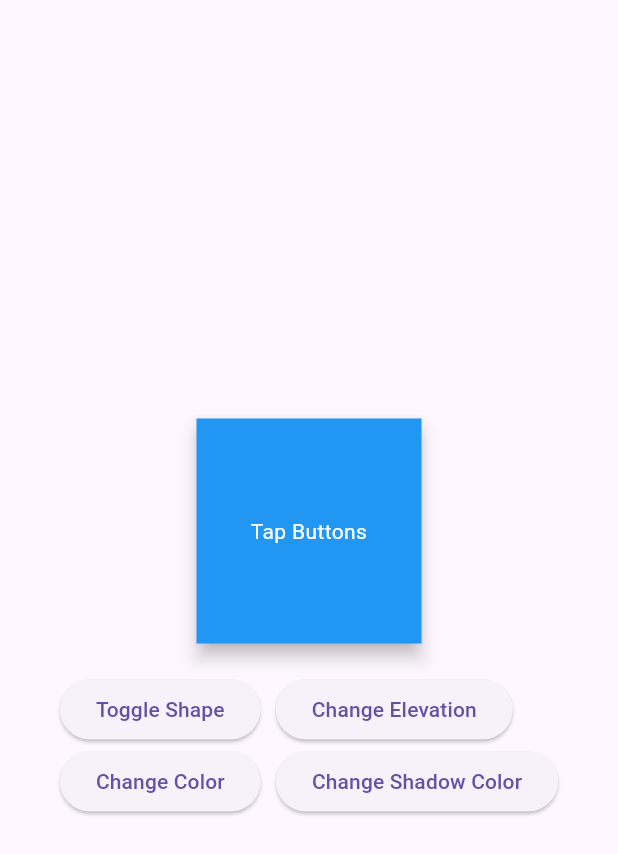
After one commit to Aboud-KHalaf/flutter_animations, a Flutter app: the AnimatedPhysicalModelAnimationPage screen opened by its route, after a tap on "Toggle Shape", on a phone screen of 412 x 824 dp. The commit adds this screen. Shown: the top 854 px of the screen. Run offline on Flutter 3.47's test engine with Material 3 defaults, Android fonts, the light colour scheme and no system bars.

Commit message:
create Animated physucak mode  Animation Page

```diff
--- /dev/null
+++ b/lib/animations/animated_physical_model_animation_page.dart
@@ -0,0 +1,103 @@
+import 'package:flutter/material.dart';
+
+class AnimatedPhysicalModelAnimationPage extends StatefulWidget {
+  static const String id = "animated_physical_model";
+
+  const AnimatedPhysicalModelAnimationPage({super.key});
+
+  @override
+  State<AnimatedPhysicalModelAnimationPage> createState() =>
+      _AnimatedPhysicalModelAnimationPageState();
+}
+
+class _AnimatedPhysicalModelAnimationPageState
+    extends State<AnimatedPhysicalModelAnimationPage> {
+  bool _isCircle = true; // Toggles between circle and rectangle
+  double _elevation = 5.0; // Initial elevation
+  Color _color = Colors.blue; // Initial color
+  Color _shadowColor = Colors.black; // Initial shadow color
+  BorderRadius _borderRadius =
+      BorderRadius.circular(50); // Initial border radius
+
+  void _toggleShape() {
+    setState(() {
+      _isCircle = !_isCircle;
+      _borderRadius = _isCircle
+          ? BorderRadius.circular(50) // Circle shape
+          : BorderRadius.circular(0); // Rectangle shape
+    });
+  }
+
+  void _changeElevation() {
+    setState(() {
+      _elevation = _elevation == 5.0 ? 15.0 : 5.0;
+    });
+  }
+
+  void _changeColor() {
+    setState(() {
+      _color = _color == Colors.blue ? Colors.red : Colors.blue;
+    });
+  }
+
+  void _changeShadowColor() {
+    setState(() {
+      _shadowColor = _shadowColor == Colors.black ? Colors.grey : Colors.black;
+    });
+  }
+
+  @override
+  Widget build(BuildContext context) {
+    return Scaffold(
+      body: Center(
+        child: Column(
+          mainAxisAlignment: MainAxisAlignment.center,
+          children: [
+            AnimatedPhysicalModel(
+              duration: const Duration(seconds: 1),
+              shape: BoxShape.rectangle,
+              elevation: _elevation,
+              color: _color,
+              shadowColor: _shadowColor,
+              borderRadius: _borderRadius,
+              curve: Curves.easeInOut,
+              child: const SizedBox(
+                width: 150,
+                height: 150,
+                child: Center(
+                  child: Text(
+                    "Tap Buttons",
+                    style: TextStyle(color: Colors.white),
+                    textAlign: TextAlign.center,
+                  ),
+                ),
+              ),
+            ),
+            const SizedBox(height: 20),
+            Wrap(
+              spacing: 10,
+              children: [
+                ElevatedButton(
+                  onPressed: _toggleShape,
+                  child: const Text("Toggle Shape"),
+                ),
+                ElevatedButton(
+                  onPressed: _changeElevation,
+                  child: const Text("Change Elevation"),
+                ),
+                ElevatedButton(
+                  onPressed: _changeColor,
+                  child: const Text("Change Color"),
+                ),
+                ElevatedButton(
+                  onPressed: _changeShadowColor,
+                  child: const Text("Change Shadow Color"),
+                ),
+              ],
+            ),
+          ],
+        ),
+      ),
+    );
+  }
+}
--- a/lib/main.dart
+++ b/lib/main.dart
@@ -2,6 +2,7 @@ import 'package:anmations/animations/animated_aligment_animation_page.dart';
 import 'package:anmations/animations/animated_container_animation_page.dart';
 import 'package:anmations/animations/animated_opacity_animation_page.dart';
 import 'package:anmations/animations/animated_pading_animation_page.dart';
+import 'package:anmations/animations/animated_physical_model_animation_page.dart';
 import 'package:anmations/animations/animated_text_style_animation_page.dart';
 import 'package:anmations/models/page.dart';
 import 'package:flutter/material.dart';
@@ -30,6 +31,8 @@ class AnmiationsApp extends StatelessWidget {
             const AnimatedOpacityAnimationPage(),
         AnimatedPadingAnimationPage.id: (context) =>
             const AnimatedPadingAnimationPage(),
+        AnimatedPhysicalModelAnimationPage.id: (context) =>
+            const AnimatedPhysicalModelAnimationPage(),
       },
     );
   }
--- a/lib/models/page.dart
+++ b/lib/models/page.dart
@@ -2,6 +2,7 @@ import 'package:anmations/animations/animated_aligment_animation_page.dart';
 import 'package:anmations/animations/animated_container_animation_page.dart';
 import 'package:anmations/animations/animated_opacity_animation_page.dart';
 import 'package:anmations/animations/animated_pading_animation_page.dart';
+import 'package:anmations/animations/animated_physical_model_animation_page.dart';
 import 'package:anmations/animations/animated_text_style_animation_page.dart';
 
 class Page {
@@ -30,4 +31,8 @@ final List<Page> pages = [
   Page(
       pageName: 'animated padding',
       pageRouteName: AnimatedPadingAnimationPage.id),
+  Page(
+    pageName: 'animated physical model',
+    pageRouteName: AnimatedPhysicalModelAnimationPage.id,
+  ),
 ];
```
